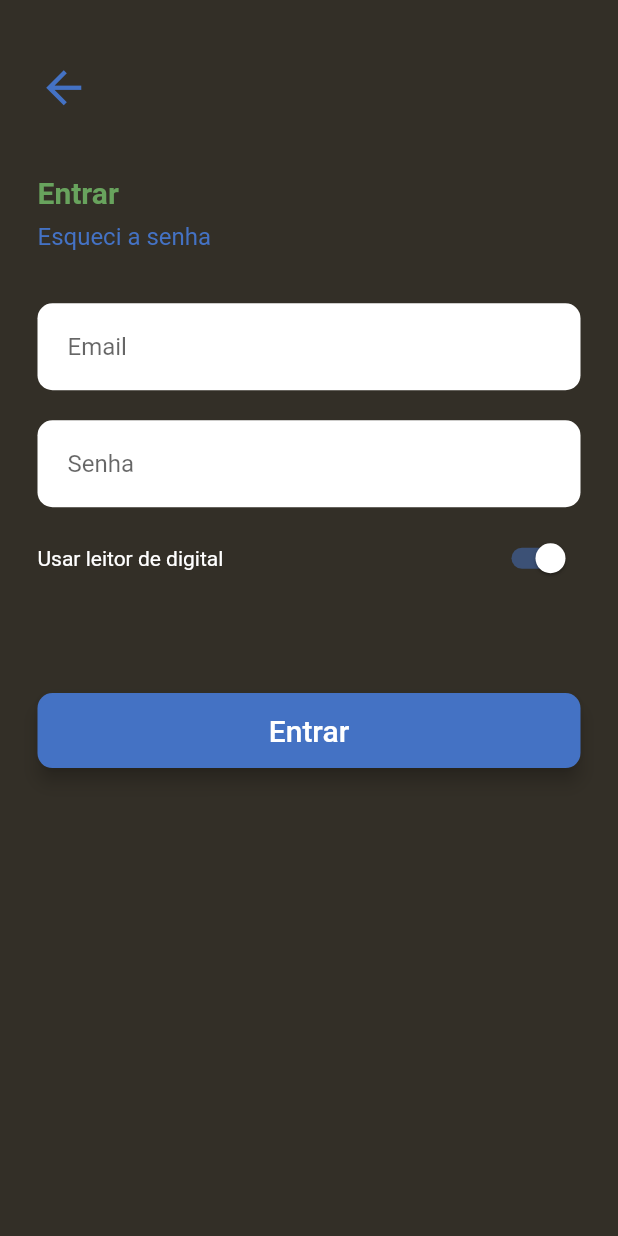
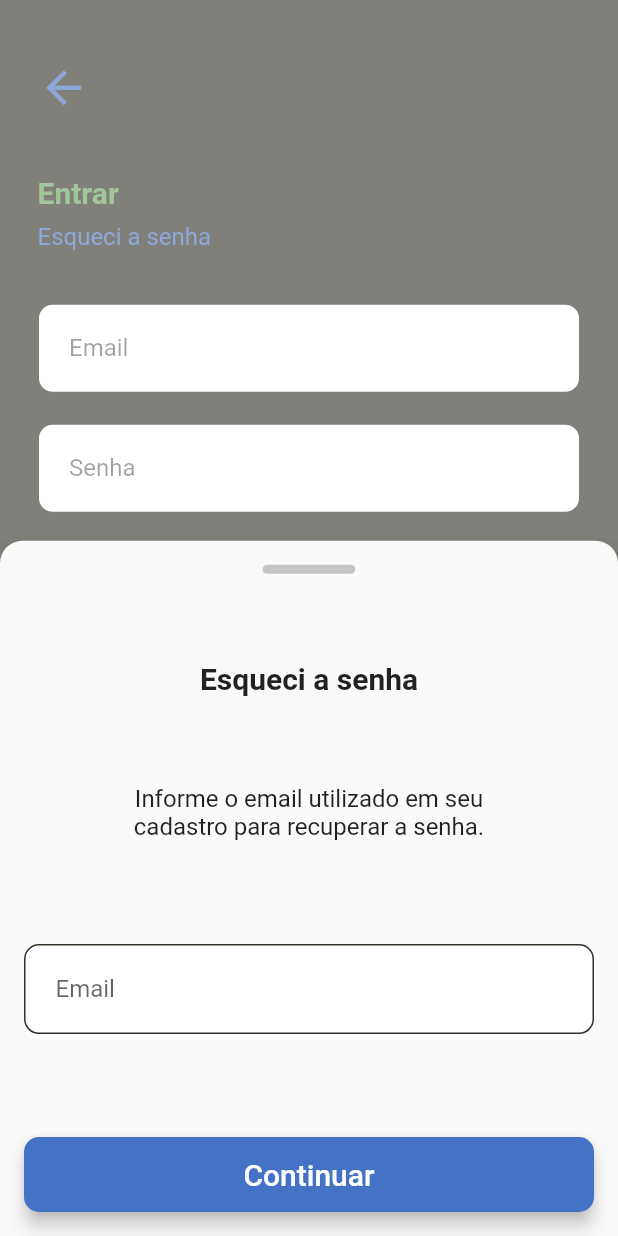
Before and after one commit to Gustavotc/psel-shinier-2021, a Flutter app: the screen it shows after launch, after a tap on "Esqueci a senha", on a phone screen of 412 x 824 dp. Run offline on Flutter 3.47's test engine with Material 2 defaults, Android fonts, the phone set to English and light mode, and no system bars.

Commit message:
Commit: Creation of the forgot password page

```diff
--- a/lib/Screens/Login/components/body.dart
+++ b/lib/Screens/Login/components/body.dart
@@ -1,4 +1,5 @@
 import 'package:flutter/material.dart';
+import 'package:psel_shinier_2021/Screens/Login/components/forgot_password_page.dart';
 import 'package:psel_shinier_2021/Screens/Login/components/text_login.dart';
 import 'package:psel_shinier_2021/components/CustomButton.dart';
 import 'package:psel_shinier_2021/components/CustomTextField.dart';
@@ -12,14 +13,14 @@ class Body extends StatefulWidget {
 }
 
 class _BodyState extends State<Body> {
-  bool _useFingerPrint = true;
+  bool _useFingerPrint = true; //Switch variable
 
   @override
   Widget build(BuildContext context) {
     Size size = MediaQuery.of(context).size; //Screen Size
-    //Switch variable
 
-    return Container(
+    return SingleChildScrollView(
+          child: Container(
         height: size.height,
         width: double.infinity,
         child: Padding(
@@ -42,8 +43,10 @@ class _BodyState extends State<Body> {
               SizedBox(
                 height: size.height * 0.01,
               ), //Space between Login text and Forgot  my password text
-            ForgotPasswordButton(
-              onTap: () {},
+              SingleChildScrollView(
+                            child: ForgotPasswordButton(
+                  onTap: () {forgotPasswordPage(context);},
+                ),
               ),
               SizedBox(
                 height: size.height * 0.03,
@@ -94,6 +97,7 @@ class _BodyState extends State<Body> {
             ],
           ),
         ),
+      ),
     );
   }
 }
--- /dev/null
+++ b/lib/Screens/Login/components/forgot_password_page.dart
@@ -0,0 +1,56 @@
+import 'package:flutter/material.dart';
+import 'package:psel_shinier_2021/components/CustomButton.dart';
+import 'package:psel_shinier_2021/components/CustomTextField.dart';
+
+void forgotPasswordPage(context) {
+  Size size = MediaQuery.of(context).size;
+
+  showModalBottomSheet(
+      shape: RoundedRectangleBorder(
+          borderRadius: BorderRadius.only(
+        topLeft: Radius.circular(15),
+        topRight: Radius.circular(15),
+      )),
+      barrierColor: Colors.white38,
+      elevation: 10,
+      context: context,
+      builder: (BuildContext bc) {
+        return Padding(
+          padding: const EdgeInsets.all(16.0),
+          child: Center(
+            child: Expanded(
+              child: Column(
+                mainAxisAlignment: MainAxisAlignment.spaceBetween,
+                children: [
+                  Container(
+                    width: size.width * 0.15,
+                    height: 6,
+                    decoration: BoxDecoration(
+                        color: Color(0xffC4C4C4),
+                        borderRadius: BorderRadius.circular(30)),
+                  ),
+                  Text(
+                    "Esqueci a senha",
+                    style: TextStyle(fontSize: 20, fontWeight: FontWeight.bold),
+                  ),
+                  Container(
+                    width: size.width * 0.7,
+                    child: Text(
+                      "Informe o email utilizado em seu cadastro para recuperar a senha.",
+                      style: TextStyle(fontSize: 16),
+                      textAlign: TextAlign.center,
+                    ),
+                  ),
+                  CustomTextField(
+                      onChanged: (value) {}, hint: "Email", password: false),
+                  CustomButton(
+                    text: "Continuar",
+                    onPressed: () {},
+                  ),
+                ],
+              ),
+            ),
+          ),
+        );
+      });
+}
--- a/lib/Screens/Login/login_screen.dart
+++ b/lib/Screens/Login/login_screen.dart
@@ -11,10 +11,9 @@ class _LoginScreenState extends State<LoginScreen> {
   @override
   Widget build(BuildContext context) {
     return Scaffold(
+      resizeToAvoidBottomInset: false,
       backgroundColor: Color(0xff332F27),
-      body: SingleChildScrollView(
-        child: Body()
-        ),
+      body: Body()
     );
   }
 }
--- a/lib/components/CustomTextField.dart
+++ b/lib/components/CustomTextField.dart
@@ -50,6 +50,7 @@ class TextFieldContainer extends StatelessWidget {
       margin: EdgeInsets.symmetric(vertical: 10),
       padding: EdgeInsets.symmetric(horizontal: 20, vertical: 5),
       decoration: BoxDecoration(
+        border: Border.all(color: Color(0xff332F27)),
         color: Colors.white,
         borderRadius: BorderRadius.circular(10),
       ),
```
Lines whose indentation alone changed are shown as unchanged.
